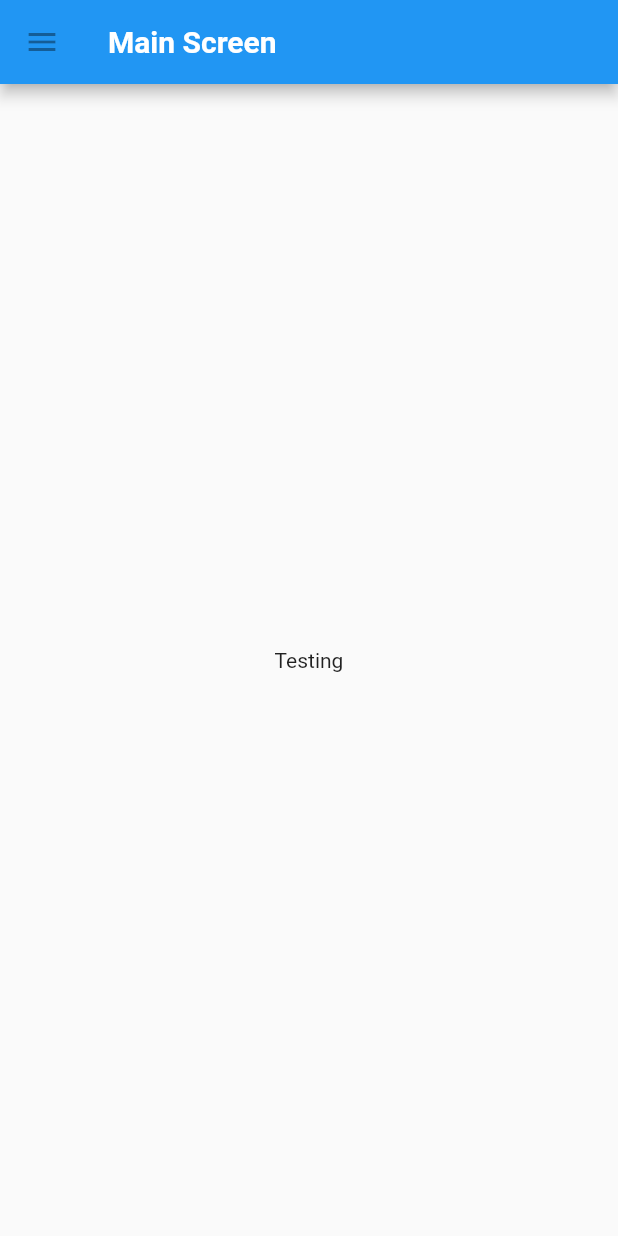
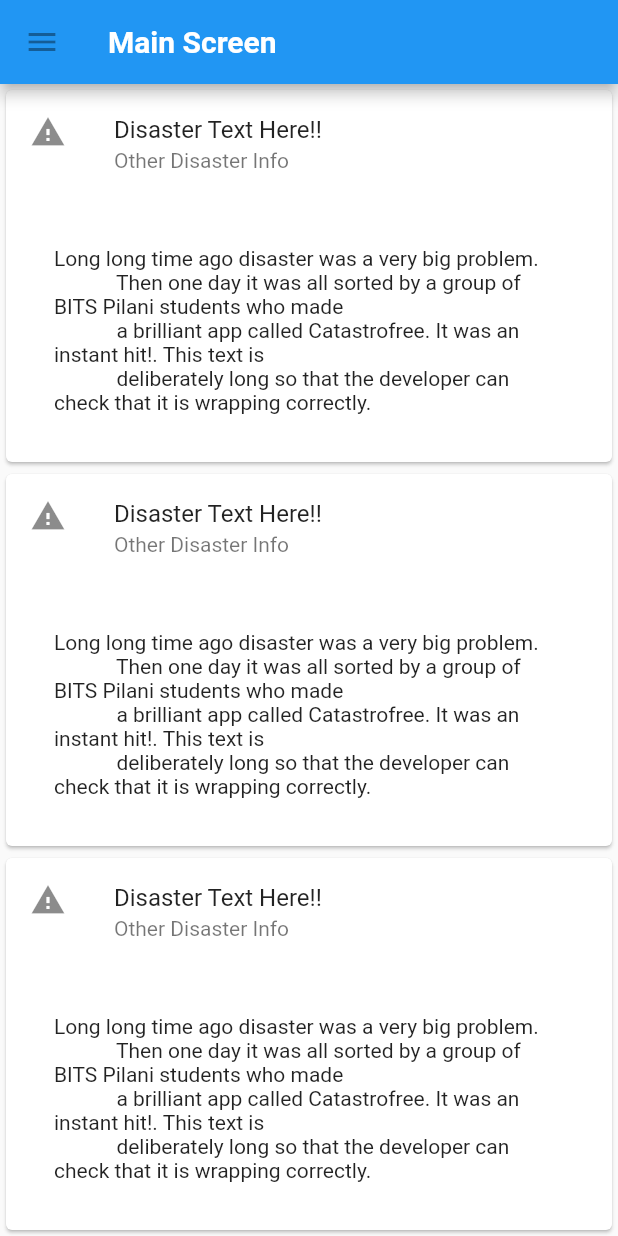
Before and after one commit to MananSoni42/CodeFunDo, a Flutter app: the screen it shows after launch, on a phone screen of 412 x 824 dp. Run offline on Flutter 3.47's test engine with Material 2 defaults, Android fonts, the phone set to English and light mode, and no system bars.

Commit message:
Added first prototype of the score cards screen

```diff
--- a/catastrofree_app/lib/main.dart
+++ b/catastrofree_app/lib/main.dart
@@ -1,4 +1,5 @@
 import 'package:flutter/material.dart';
+import 'scoreCards.dart';
 
 void main() {
   runApp(MaterialApp(
@@ -21,7 +22,7 @@ class MyAppHome extends StatelessWidget {
         title: Text('Main Screen', style: TextStyle( fontWeight: FontWeight.bold),),
       ),
       body: Center(
-        child: Text("Testing"),
+        child: ScoreWidget(),
       ),
       drawer: Drawer(
         child: ListView(
--- /dev/null
+++ b/catastrofree_app/lib/scoreCards.dart
@@ -0,0 +1,41 @@
+import 'package:flutter/material.dart';
+
+class ScoreWidget extends StatelessWidget {
+  List <Widget> getScoreCards()
+  {
+    List <Widget> cards = new List();
+    var cardsLength = 3;
+    for(var i = 0; i < cardsLength; i++)
+    {
+      cards.add(new Card(
+        child: Column(
+          mainAxisAlignment: MainAxisAlignment.center,
+          crossAxisAlignment: CrossAxisAlignment.center,
+          children: <Widget>[
+            const ListTile(
+              leading: Icon(Icons.report_problem),
+              title: Text("Disaster Text Here!!"),
+              subtitle: Text("Other Disaster Info"),
+            ),
+            Container(padding: const EdgeInsets.all(32.0),
+            child: Text('''Long long time ago disaster was a very big problem.
+            Then one day it was all sorted by a group of BITS Pilani students who made
+            a brilliant app called Catastrofree. It was an instant hit!. This text is
+            deliberately long so that the developer can check that it is wrapping correctly.''',
+            softWrap: true,)
+            ,)
+          ],
+        )
+      ));
+    }
+    return cards;
+  }
+
+  @override
+  Widget build(BuildContext context) {
+    Widget centralWidget = ListView(
+       children: getScoreCards(),
+    );
+    return centralWidget;
+  }
+}
```
